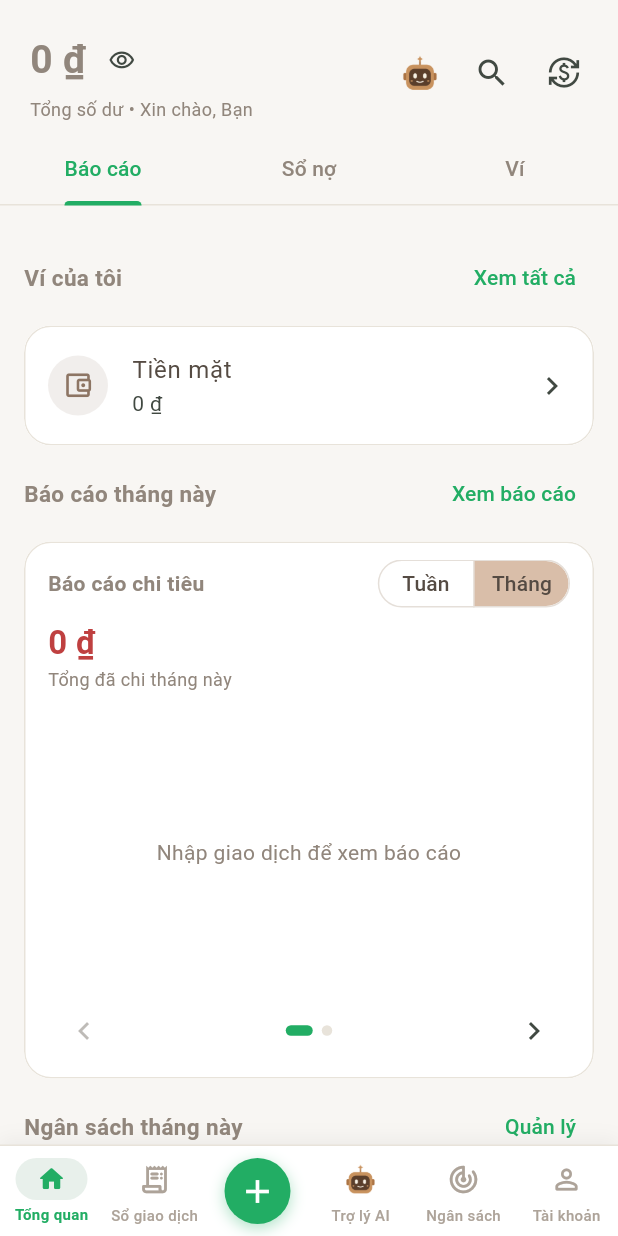
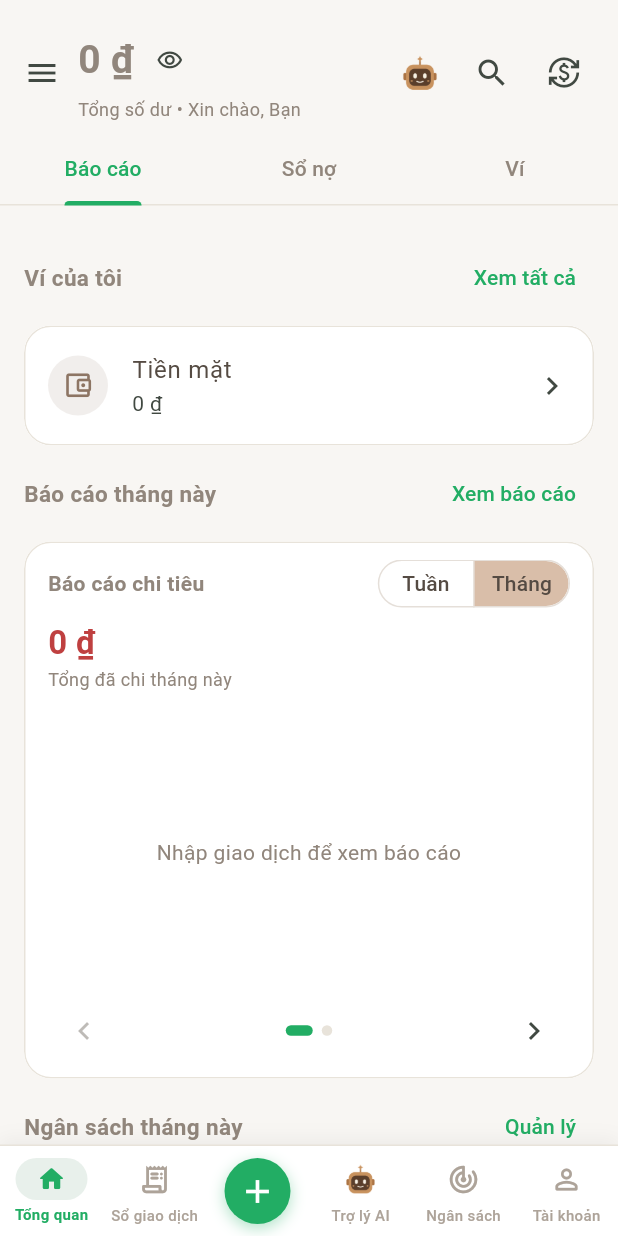
Before and after one commit to Duzcc/LTD--FINANCIAL-APP, a Flutter app: the screen it shows after launch, scrolled down 66 dp, after a tap on "Bắt đầu sử dụng", on a phone screen of 412 x 824 dp. Run offline on Flutter 3.47's test engine with Material 3 defaults, Android fonts, the phone set to English and light mode, and no system bars; our stand-ins replace fl_chart, flutter_local_notifications, image_picker, qr_flutter, share_plus, shared_preferences and 2 more; accounts and stored records are empty.

Commit message:
Điều hướng bằng route có tên, thêm Splash và Drawer; form kiểm tra khi nhập
- Splash -> Đăng nhập / Màn chính bằng pushReplacementNamed, đăng xuất về Đăng nhập bằng pushNamedAndRemoveUntil
- Drawer ở màn chính: chuyển tab và mở nhanh ví, danh mục, thống kê, định kỳ
- Mọi Form dùng AutovalidateMode.onUserInteraction; đăng nhập/đăng ký chuyển ô bằng Next/Done
- Chạm ra ngoài ô nhập để ẩn bàn phím

```diff
--- a/frontend/lib/app/app.dart
+++ b/frontend/lib/app/app.dart
@@ -1,7 +1,9 @@
 import 'package:flutter/material.dart';
 import 'package:provider/provider.dart';
 
+import 'package:finance_app/app/app_routes.dart';
 import 'package:finance_app/app/main_screen.dart';
+import 'package:finance_app/app/splash_screen.dart';
 import 'package:finance_app/features/security/data/services/app_lock.dart';
 import 'package:finance_app/core/theme/app_theme.dart';
 import 'package:finance_app/features/finance/presentation/finance_provider.dart';
@@ -23,7 +25,15 @@ class FinanceApp extends StatelessWidget {
         title: 'Quản lý chi tiêu',
         debugShowCheckedModeBanner: false,
         theme: AppTheme.lightTheme,
-        builder: (context, child) => LockGate(child: child ?? const SizedBox()),
-        home: returning ? const MainScreen() : const AuthScreen(),
+        builder: (context, child) => GestureDetector(
+            behavior: HitTestBehavior.translucent,
+            onTap: () => FocusManager.instance.primaryFocus?.unfocus(),
+            child: LockGate(child: child ?? const SizedBox())),
+        initialRoute: AppRoutes.splash,
+        routes: {
+          AppRoutes.splash: (_) => SplashScreen(returning: returning),
+          AppRoutes.login: (_) => const AuthScreen(),
+          AppRoutes.home: (_) => const MainScreen(),
+        },
       ));
 }
--- /dev/null
+++ b/frontend/lib/app/app_routes.dart
@@ -0,0 +1,5 @@
+abstract final class AppRoutes {
+  static const splash = '/';
+  static const login = '/login';
+  static const home = '/home';
+}
--- a/frontend/lib/app/main_screen.dart
+++ b/frontend/lib/app/main_screen.dart
@@ -8,6 +8,7 @@ import 'package:finance_app/features/transactions/presentation/add_transaction_s
 import 'package:finance_app/features/goals/presentation/goals_screen.dart';
 import 'package:finance_app/features/ai/presentation/assistant_screen.dart';
 import 'package:finance_app/features/settings/presentation/others_screen.dart';
+import 'package:finance_app/app/app_drawer.dart';
 import 'package:finance_app/app/main_bottom_nav.dart';
 
 class MainScreen extends StatefulWidget {
@@ -41,20 +42,26 @@ class _MainScreenState extends State<MainScreen> with WidgetsBindingObserver {
   }
   @override
   Widget build(BuildContext context) {
-    final p = context.watch<FinanceProvider>();
+    final storageError = context.select<FinanceProvider, String?>((p) => p.storageError);
     return Scaffold(
+        drawer: AppDrawer(
+            selected: index,
+            onSelect: (i) {
+              Navigator.pop(context);
+              setState(() => index = i);
+            }),
         body: Center(
             child: ConstrainedBox(
                 constraints: const BoxConstraints(maxWidth: 600),
                 child: Column(children: [
-                  if (p.storageError != null)
+                  if (storageError != null)
                     SafeArea(
                         bottom: false,
                         child: MaterialBanner(
-                            content: Text(p.storageError!),
+                            content: Text(storageError),
                             actions: [
                               TextButton(
-                                  onPressed: p.retrySave,
+                                  onPressed: context.read<FinanceProvider>().retrySave,
                                   child: const Text('Thử lưu lại'))
                             ])),
                   Expanded(
--- /dev/null
+++ b/frontend/lib/app/splash_screen.dart
@@ -0,0 +1,31 @@
+import 'package:flutter/material.dart';
+import 'package:finance_app/app/app_routes.dart';
+import 'package:finance_app/core/theme/app_colors.dart';
+import 'package:finance_app/core/widgets/brand_logo.dart';
+
+/// Người đã dùng app (có dữ liệu trên máy) vào thẳng màn chính, người mới vào màn đăng nhập.
+/// Dùng pushReplacementNamed để nút Back không quay lại Splash.
+class SplashScreen extends StatefulWidget {
+  const SplashScreen({super.key, required this.returning});
+  final bool returning;
+
+  @override
+  State<SplashScreen> createState() => _SplashScreenState();
+}
+
+class _SplashScreenState extends State<SplashScreen> {
+  @override
+  void initState() {
+    super.initState();
+    WidgetsBinding.instance.addPostFrameCallback((_) {
+      if (!mounted) return;
+      Navigator.pushReplacementNamed(
+          context, widget.returning ? AppRoutes.home : AppRoutes.login);
+    });
+  }
+
+  @override
+  Widget build(BuildContext context) => const Scaffold(
+      backgroundColor: AppColors.backgroundBeige,
+      body: Center(child: BrandLogo.app(size: 96)));
+}
--- a/frontend/lib/core/widgets/finance_ui.dart
+++ b/frontend/lib/core/widgets/finance_ui.dart
@@ -316,6 +316,7 @@ Future<String?> editText(BuildContext context, String title,
       builder: (ctx) => AlertDialog(
               title: Text(title),
               content: Form(
+                  autovalidateMode: AutovalidateMode.onUserInteraction,
                   key: key,
                   child: TextFormField(
                       controller: controller,
--- a/frontend/lib/features/auth/presentation/auth_screen.dart
+++ b/frontend/lib/features/auth/presentation/auth_screen.dart
@@ -4,7 +4,7 @@ import 'package:finance_app/core/widgets/brand_logo.dart';
 import 'package:finance_app/features/finance/presentation/finance_provider.dart';
 import 'package:finance_app/core/network/api_client.dart';
 import 'package:finance_app/core/widgets/finance_ui.dart';
-import 'package:finance_app/app/main_screen.dart';
+import 'package:finance_app/app/app_routes.dart';
 import 'package:finance_app/core/validation/validators.dart';
 import 'package:finance_app/features/auth/presentation/forgot_password_screen.dart';
 import 'package:finance_app/features/auth/presentation/otp_screen.dart';
@@ -42,8 +42,7 @@ Future<void> finishSignIn(BuildContext context, bool needsDecision,
   if (fromSettings) {
     Navigator.of(context).popUntil((r) => r.isFirst);
   } else {
-    Navigator.of(context).pushAndRemoveUntil(
-        MaterialPageRoute(builder: (_) => const MainScreen()), (_) => false);
+    Navigator.of(context).pushNamedAndRemoveUntil(AppRoutes.home, (_) => false);
   }
 }
 
@@ -158,6 +157,7 @@ class _AuthScreenState extends State<AuthScreen> with BusyState {
                 child: ConstrainedBox(
                     constraints: const BoxConstraints(maxWidth: 480),
                     child: Form(
+                        autovalidateMode: AutovalidateMode.onUserInteraction,
                         key: form,
                         child: ListView(
                             padding: const EdgeInsets.fromLTRB(24, 24, 24, 32),
@@ -195,6 +195,7 @@ class _AuthScreenState extends State<AuthScreen> with BusyState {
                               if (registering) ...[
                                 TextFormField(
                                     controller: name,
+                                    textInputAction: TextInputAction.next,
                                     textCapitalization:
                                         TextCapitalization.words,
                                     maxLength: 50,
@@ -209,6 +210,7 @@ class _AuthScreenState extends State<AuthScreen> with BusyState {
                                   key: const ValueKey('auth-email'),
                                   controller: email,
                                   keyboardType: TextInputType.emailAddress,
+                                  textInputAction: TextInputAction.next,
                                   autocorrect: false,
                                   maxLength: 254,
                                   autofillHints: const [AutofillHints.email],
@@ -224,6 +226,9 @@ class _AuthScreenState extends State<AuthScreen> with BusyState {
                                   key: const ValueKey('auth-password'),
                                   controller: password,
                                   obscureText: !showPassword,
+                                  textInputAction: registering
+                                      ? TextInputAction.next
+                                      : TextInputAction.done,
                                   maxLength: 72,
                                   decoration: InputDecoration(
                                       labelText: 'Mật khẩu',
@@ -250,6 +255,8 @@ class _AuthScreenState extends State<AuthScreen> with BusyState {
                                 TextFormField(
                                     controller: confirm,
                                     obscureText: !showPassword,
+                                    textInputAction: TextInputAction.done,
+                                    onFieldSubmitted: (_) => submit(),
                                     decoration: const InputDecoration(
                                         labelText: 'Nhập lại mật khẩu',
                                         prefixIcon: Icon(Icons.lock_outline)),
@@ -336,11 +343,8 @@ class _AuthScreenState extends State<AuthScreen> with BusyState {
                                           name: offlineName.text.isEmpty
                                               ? 'Bạn'
                                               : offlineName.text);
-                                      Navigator.pushReplacement(
-                                          context,
-                                          MaterialPageRoute(
-                                              builder: (_) =>
-                                                  const MainScreen()));
+                                      Navigator.pushReplacementNamed(
+                                          context, AppRoutes.home);
                                     },
                                     child: const Padding(
                                         padding: EdgeInsets.all(14),
--- a/frontend/lib/features/auth/presentation/forgot_password_screen.dart
+++ b/frontend/lib/features/auth/presentation/forgot_password_screen.dart
@@ -60,6 +60,7 @@ class _ForgotPasswordScreenState extends State<ForgotPasswordScreen> with BusySt
   Widget build(BuildContext context) => FinancePage(
       title: 'Quên mật khẩu',
       child: Form(
+          autovalidateMode: AutovalidateMode.onUserInteraction,
           key: form,
           child: ListView(padding: const EdgeInsets.all(20), children: [
             Text(
@@ -173,6 +174,7 @@ class _ChangePasswordScreenState extends State<ChangePasswordScreen> with BusySt
   Widget build(BuildContext context) => FinancePage(
       title: 'Đổi mật khẩu',
       child: Form(
+          autovalidateMode: AutovalidateMode.onUserInteraction,
           key: form,
           child: ListView(padding: const EdgeInsets.all(20), children: [
             TextFormField(
--- a/frontend/lib/features/auth/presentation/otp_screen.dart
+++ b/frontend/lib/features/auth/presentation/otp_screen.dart
@@ -100,6 +100,7 @@ class _OtpScreenState extends State<OtpScreen> with BusyState {
     return FinancePage(
         title: challenge.isRegister ? 'Xác thực email' : 'Xác thực đăng nhập',
         child: Form(
+            autovalidateMode: AutovalidateMode.onUserInteraction,
             key: form,
             child: ListView(padding: const EdgeInsets.all(20), children: [
               const Icon(Icons.mark_email_read_outlined,
--- a/frontend/lib/features/banking/presentation/receive_qr_screen.dart
+++ b/frontend/lib/features/banking/presentation/receive_qr_screen.dart
@@ -147,6 +147,7 @@ class _ReceiveQrScreenState extends State<ReceiveQrScreen> {
 
   Widget _form(FinanceProvider p, MoneyWallet w) {
     return Form(
+        autovalidateMode: AutovalidateMode.onUserInteraction,
         key: form,
         child: ListView(padding: const EdgeInsets.all(16), children: [
           Panel(
--- a/frontend/lib/features/goals/presentation/goals_screen.dart
+++ b/frontend/lib/features/goals/presentation/goals_screen.dart
@@ -330,6 +330,7 @@ class _BudgetEditorState extends State<BudgetEditor> {
     return FinancePage(
         title: widget.budget == null ? 'Tạo mục tiêu' : 'Chỉnh sửa mục tiêu',
         child: Form(
+            autovalidateMode: AutovalidateMode.onUserInteraction,
             key: form,
             child: ListView(padding: const EdgeInsets.all(16), children: [
               Text(
--- a/frontend/lib/features/home/presentation/home_screen.dart
+++ b/frontend/lib/features/home/presentation/home_screen.dart
@@ -33,8 +33,13 @@ class HomeScreen extends StatelessWidget {
             bottom: false,
             child: Column(children: [
               Padding(
-                  padding: const EdgeInsets.fromLTRB(20, 16, 12, 8),
+                  padding: const EdgeInsets.fromLTRB(4, 16, 12, 8),
                   child: Row(children: [
+                    IconButton(
+                        key: const ValueKey('open-drawer'),
+                        tooltip: 'Menu',
+                        onPressed: () => Scaffold.of(context).openDrawer(),
+                        icon: const Icon(Icons.menu)),
                     Expanded(
                         child: Column(
                             crossAxisAlignment: CrossAxisAlignment.start,
--- a/frontend/lib/features/recurring/presentation/recurring_screen.dart
+++ b/frontend/lib/features/recurring/presentation/recurring_screen.dart
@@ -176,6 +176,7 @@ class _RecurringEditorState extends State<RecurringEditor> {
             onPressed: save,
             child: const Padding(padding: EdgeInsets.all(14), child: Text('Lưu'))),
         child: Form(
+            autovalidateMode: AutovalidateMode.onUserInteraction,
             key: form,
             child: ListView(padding: const EdgeInsets.all(16), children: [
               Wrap(spacing: 6, runSpacing: 6, children: [
--- a/frontend/lib/features/transactions/presentation/add_transaction_screen.dart
+++ b/frontend/lib/features/transactions/presentation/add_transaction_screen.dart
@@ -285,6 +285,7 @@ class _AddTransactionScreenState extends State<AddTransactionScreen> {
                     padding: EdgeInsets.all(14),
                     child: Text('Lưu giao dịch'))),
             child: Form(
+                autovalidateMode: AutovalidateMode.onUserInteraction,
                 key: form,
                 onChanged: () => setState(() {}),
                 child: ListView(
@@ -632,6 +633,7 @@ class _AddTransactionScreenState extends State<AddTransactionScreen> {
                                       child: Image.file(File(photo!),
                                           width: 64,
                                           height: 64,
+                                          cacheWidth: (64 * MediaQuery.devicePixelRatioOf(context)).round(),
                                           fit: BoxFit.cover,
                                           errorBuilder: (_, __, ___) => const SizedBox.square(
                                               dimension: 64,
--- a/frontend/lib/features/transactions/presentation/select_category_screen.dart
+++ b/frontend/lib/features/transactions/presentation/select_category_screen.dart
@@ -34,6 +34,7 @@ class _SelectCategoryScreenState extends State<SelectCategoryScreen> {
                     content: SizedBox(
                         width: 320,
                         child: Form(
+                            autovalidateMode: AutovalidateMode.onUserInteraction,
                             key: key,
                             child: SingleChildScrollView(
                                 child: Column(
--- a/frontend/lib/features/wallets/presentation/create_wallet_screen.dart
+++ b/frontend/lib/features/wallets/presentation/create_wallet_screen.dart
@@ -88,6 +88,7 @@ class _CreateWalletScreenState extends State<CreateWalletScreen> {
           child: const Padding(
               padding: EdgeInsets.all(14), child: Text('Lưu ví'))),
       child: Form(
+          autovalidateMode: AutovalidateMode.onUserInteraction,
           key: form,
           child: ListView(padding: const EdgeInsets.all(16), children: [
             Row(children: [
```
Also changed, not shown: frontend/lib/app/app_drawer.dart (added, +81 -0 lines), frontend/lib/features/settings/presentation/others_screen.dart (+3 -4 lines), 2 other files.
